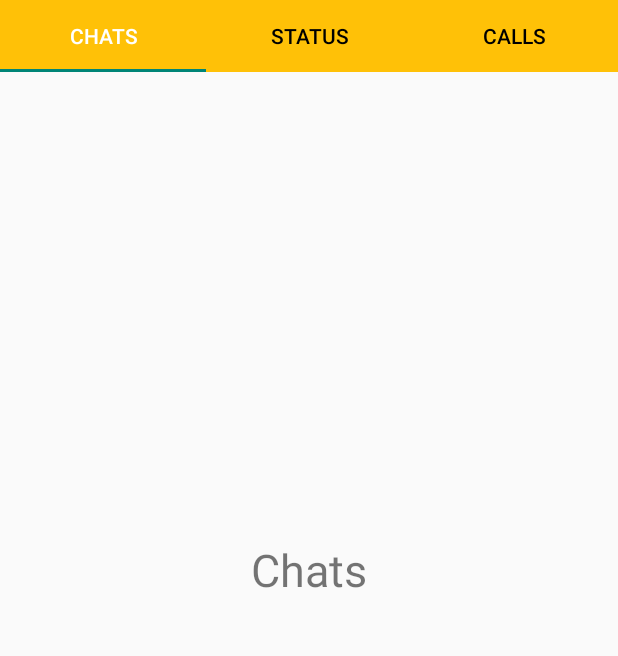
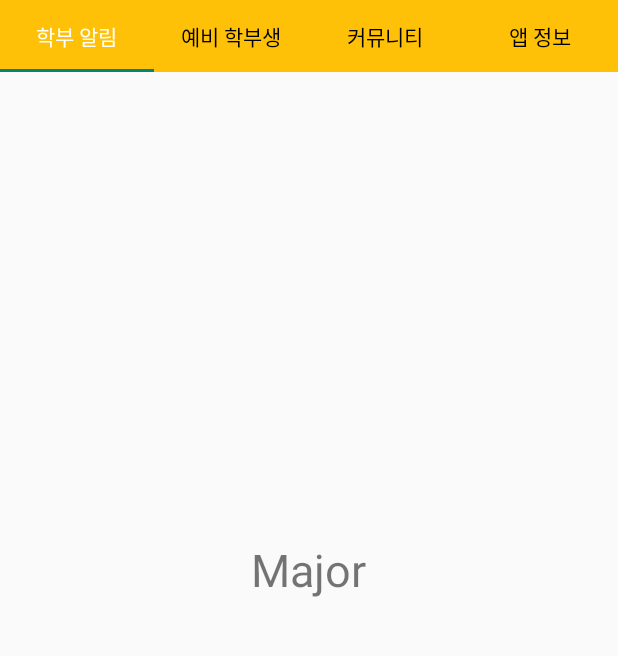
Before and after one commit to solsol0609/First_CSW_R, an Android app: the screen it shows after launch (MainActivity), on a phone screen of 412 x 824 dp, the part 168-824 px from its top. Run offline under Robolectric (Android 15) with nearby library versions, the phone set to English and light mode, and no system bars; 1 statement that could not run was skipped.

```diff
--- a/app/src/main/AndroidManifest.xml
+++ b/app/src/main/AndroidManifest.xml
@@ -1,6 +1,6 @@
 <?xml version="1.0" encoding="utf-8"?>
 <manifest xmlns:android="http://schemas.android.com/apk/res/android"
-  package="aeyoung.first.csw">
+  package="com.aeyoung.csw">
 
   <application
     android:allowBackup="true"
@@ -9,7 +9,7 @@
     android:roundIcon="@mipmap/ic_launcher_round"
     android:supportsRtl="true"
     android:theme="@style/AppTheme">
-    <activity android:name="aeyoung.first.csw.MainActivity">
+    <activity android:name="com.aeyoung.csw.MainActivity">
       <intent-filter>
         <action android:name="android.intent.action.MAIN" />
 
--- a/app/src/main/java/aeyoung/first/csw/StatusFragment.java
+++ b/app/src/main/java/com/aeyoung/csw/FresherFragment.java
@@ -1,4 +1,4 @@
-package aeyoung.first.csw;
+package com.aeyoung.csw;
 
 
 import android.os.Bundle;
@@ -11,20 +11,18 @@ import android.view.View;
 import android.view.ViewGroup;
 import android.widget.Toast;
 
-import aeyoung.first.csw.R;
-
 
 /**
  * A simple {@link Fragment} subclass.
  */
-public class StatusFragment extends Fragment {
+public class FresherFragment extends Fragment {
 
     @Override
     public View onCreateView(LayoutInflater inflater, ViewGroup container,
                              Bundle savedInstanceState) {
         // Inflate the layout for this fragment
         setHasOptionsMenu(true);
-        return inflater.inflate(R.layout.fragment_status, container, false);
+        return inflater.inflate(R.layout.fragment_fresher, container, false);
     }
 
     @Override
--- a/app/src/main/java/aeyoung/first/csw/MainActivity.java
+++ b/app/src/main/java/com/aeyoung/csw/MainActivity.java
@@ -1,4 +1,4 @@
-package aeyoung.first.csw;
+package com.aeyoung.csw;
 
 import android.os.Build;
 import android.os.Bundle;
@@ -9,17 +9,16 @@ import android.support.v4.view.ViewPager;
 import android.support.v7.app.AppCompatActivity;
 import android.support.v7.widget.Toolbar;
 
-import aeyoung.first.csw.R;
-
 public class MainActivity extends AppCompatActivity {
 
     Toolbar toolbar;
     TabLayout tabLayout;
     ViewPager viewPager;
     PageAdapter pageAdapter;
-    TabItem tabChats;
-    TabItem tabStatus;
-    TabItem tabCalls;
+    TabItem tabMajor;
+    TabItem tabFresher;
+    TabItem tabCommunity;
+	TabItem tabSettings;
 
     @Override
     protected void onCreate(Bundle savedInstanceState) {
@@ -27,13 +26,14 @@ public class MainActivity extends AppCompatActivity {
         setContentView(R.layout.activity_main);
 
         toolbar = findViewById(R.id.toolbar);
-        toolbar.setTitle(getResources().getString(R.string.app_name));
+        toolbar.setTitle(getResources().getString(R.string.main_title));
         setSupportActionBar(toolbar);
 
         tabLayout = findViewById(R.id.tablayout);
-        tabChats = findViewById(R.id.tabChats);
-        tabStatus = findViewById(R.id.tabStatus);
-        tabCalls = findViewById(R.id.tabCalls);
+        tabMajor = findViewById(R.id.tabMajor);
+        tabFresher = findViewById(R.id.tabFresher);
+        tabCommunity = findViewById(R.id.tabCommunity);
+		tabSettings = findViewById(R.id.tabSettings);
         viewPager = findViewById(R.id.viewPager);
 
         pageAdapter = new PageAdapter(getSupportFragmentManager(), tabLayout.getTabCount());
@@ -55,12 +55,21 @@ public class MainActivity extends AppCompatActivity {
                     }
                 } else if (tab.getPosition() == 2) {
                     toolbar.setBackgroundColor(ContextCompat.getColor(MainActivity.this,
-                            android.R.color.darker_gray));
+                            R.color.tab_community));
                     tabLayout.setBackgroundColor(ContextCompat.getColor(MainActivity.this,
-                            android.R.color.darker_gray));
+                            R.color.tab_community));
                     if (Build.VERSION.SDK_INT >= Build.VERSION_CODES.LOLLIPOP) {
                         getWindow().setStatusBarColor(ContextCompat.getColor(MainActivity.this,
-                                android.R.color.darker_gray));
+                                R.color.tab_community));
+                    }
+                } else if (tab.getPosition() == 3) {
+                    toolbar.setBackgroundColor(ContextCompat.getColor(MainActivity.this,
+                            R.color.tab_settings));
+                    tabLayout.setBackgroundColor(ContextCompat.getColor(MainActivity.this,
+                            R.color.tab_settings));
+                    if (Build.VERSION.SDK_INT >= Build.VERSION_CODES.LOLLIPOP) {
+                        getWindow().setStatusBarColor(ContextCompat.getColor(MainActivity.this,
+                                R.color.tab_settings));
                     }
                 } else {
                     toolbar.setBackgroundColor(ContextCompat.getColor(MainActivity.this,
--- a/app/src/main/java/aeyoung/first/csw/ChatFragment.java
+++ b/app/src/main/java/com/aeyoung/csw/MajorFragment.java
@@ -1,4 +1,4 @@
-package aeyoung.first.csw;
+package com.aeyoung.csw;
 
 
 import android.os.Bundle;
@@ -11,20 +11,18 @@ import android.view.View;
 import android.view.ViewGroup;
 import android.widget.Toast;
 
-import aeyoung.first.csw.R;
-
 
 /**
  * A simple {@link Fragment} subclass.
  */
-public class ChatFragment extends Fragment {
+public class MajorFragment extends Fragment {
 
     @Override
     public View onCreateView(LayoutInflater inflater, ViewGroup container,
                              Bundle savedInstanceState) {
         // Inflate the layout for this fragment
         setHasOptionsMenu(true);
-        return inflater.inflate(R.layout.fragment_chat, container, false);
+        return inflater.inflate(R.layout.fragment_major, container, false);
     }
 
     @Override
--- a/app/src/main/java/aeyoung/first/csw/PageAdapter.java
+++ b/app/src/main/java/com/aeyoung/csw/PageAdapter.java
@@ -1,4 +1,4 @@
-package aeyoung.first.csw;
+package com.aeyoung.csw;
 
 import android.support.v4.app.Fragment;
 import android.support.v4.app.FragmentManager;
@@ -21,11 +21,13 @@ public class PageAdapter extends FragmentPagerAdapter {
     public Fragment getItem(int position) {
         switch (position) {
             case 0:
-                return new ChatFragment();
+                return new MajorFragment();
             case 1:
-                return new StatusFragment();
+                return new FresherFragment();
             case 2:
-                return new CallFragment();
+                return new CommunityFragment();
+            case 3:
+                return new SettingsFragment();
             default:
                 return null;
         }
--- a/app/src/main/res/layout/activity_main.xml
+++ b/app/src/main/res/layout/activity_main.xml
@@ -5,7 +5,7 @@
   android:layout_width="match_parent"
   android:layout_height="match_parent"
   android:orientation="vertical"
-  tools:context="aeyong.first.csw.aeyoung.codingdemos.tablayout.MainActivity">
+  tools:context="com.aeyoung.csw.MainActivity">
 
   <android.support.v7.widget.Toolbar
     android:id="@+id/toolbar"
@@ -26,22 +26,28 @@
     app:tabTextColor="@android:color/black">
 
     <android.support.design.widget.TabItem
-      android:id="@+id/tabChats"
+      android:id="@+id/tabMajor"
       android:layout_width="wrap_content"
       android:layout_height="wrap_content"
-      android:text="Chats" />
+      android:text="@string/tab_major" />
 
     <android.support.design.widget.TabItem
-      android:id="@+id/tabStatus"
+      android:id="@+id/tabFresher"
       android:layout_width="wrap_content"
       android:layout_height="wrap_content"
-      android:text="Status" />
+      android:text="@string/tab_fresher" />
 
     <android.support.design.widget.TabItem
-      android:id="@+id/tabCalls"
+      android:id="@+id/tabCommunity"
       android:layout_width="wrap_content"
       android:layout_height="wrap_content"
-      android:text="Calls" />
+      android:text="@string/tab_community" />
+
+    <android.support.design.widget.TabItem
+        android:id="@+id/tabSettings"
+        android:layout_width="wrap_content"
+        android:layout_height="wrap_content"
+        android:text="@string/tab_settings" />
 
   </android.support.design.widget.TabLayout>
 
--- a/app/src/main/res/layout/fragment_status.xml
+++ b/app/src/main/res/layout/fragment_community.xml
@@ -2,14 +2,14 @@
   xmlns:tools="http://schemas.android.com/tools"
   android:layout_width="match_parent"
   android:layout_height="match_parent"
-  tools:context="aeyong.first.csw.aeyoung.codingdemos.tablayout.StatusFragment">
+  tools:context="com.aeyoung.csw.CommunityFragment">
 
   <!-- TODO: Update blank fragment layout -->
   <TextView
     android:layout_width="wrap_content"
     android:layout_height="wrap_content"
     android:layout_gravity="center_vertical|center_horizontal"
-    android:text="Status"
+    android:text="Community"
     android:textSize="30sp" />
 
 </FrameLayout>
--- a/app/src/main/res/layout/fragment_call.xml
+++ b/app/src/main/res/layout/fragment_fresher.xml
@@ -2,14 +2,14 @@
   xmlns:tools="http://schemas.android.com/tools"
   android:layout_width="match_parent"
   android:layout_height="match_parent"
-  tools:context="aeyong.first.csw.aeyoung.codingdemos.tablayout.CallFragment">
+  tools:context="com.aeyoung.csw.FresherFragment">
 
   <!-- TODO: Update blank fragment layout -->
   <TextView
     android:layout_width="wrap_content"
     android:layout_height="wrap_content"
     android:layout_gravity="center_vertical|center_horizontal"
-    android:text="Calls"
+    android:text="Fresher"
     android:textSize="30sp" />
 
 </FrameLayout>
--- a/app/src/main/res/layout/fragment_chat.xml
+++ b/app/src/main/res/layout/fragment_major.xml
@@ -2,14 +2,14 @@
   xmlns:tools="http://schemas.android.com/tools"
   android:layout_width="match_parent"
   android:layout_height="match_parent"
-  tools:context="aeyong.first.csw.aeyoung.codingdemos.tablayout.ChatFragment">
+  tools:context="com.aeyoung.csw.MajorFragment">
 
   <!-- TODO: Update blank fragment layout -->
   <TextView
     android:layout_width="wrap_content"
     android:layout_height="wrap_content"
     android:layout_gravity="center_vertical|center_horizontal"
-    android:text="Chats"
+    android:text="Major"
     android:textSize="30sp" />
 
 </FrameLayout>
--- a/app/src/main/res/values/colors.xml
+++ b/app/src/main/res/values/colors.xml
@@ -3,4 +3,8 @@
   <color name="colorPrimary">#FFC107</color>
   <color name="colorPrimaryDark">#FFA000</color>
   <color name="colorAccent">#009688</color>
+
+  <!--Tab Color -->
+  <color name="tab_community">#1FF258</color>
+  <color name="tab_settings">#1FDDF2</color>
 </resources>
--- a/app/src/main/res/values/strings.xml
+++ b/app/src/main/res/values/strings.xml
@@ -1,6 +1,16 @@
 <resources>
-  <string name="app_name">Tablayout</string>
+    <!-- 앱 이름 -->
+    <string name="app_name">Tablayout</string>
 
-  <!-- TODO: Remove or change this placeholder text -->
-  <string name="hello_blank_fragment">Hello blank fragment</string>
+    <!--메인 화면 탭 부분 제목 -->
+    <string name="main_title">IT 융합학부</string>
+
+    <!-- TODO: Remove or change this placeholder text -->
+    <string name="hello_blank_fragment">Hello blank fragment</string>
+
+    <!-- Tab Menu -->
+    <string name="tab_major">학부 알림</string>
+    <string name="tab_fresher">예비 학부생</string>
+    <string name="tab_community">커뮤니티</string>
+    <string name="tab_settings">앱 정보</string>
 </resources>
```
Also changed, not shown: app/build.gradle (+4 -4 lines), app/src/main/java/com/aeyoung/csw/CommunityFragment.java (renamed from app/src/main/java/aeyoung/first/csw/CallFragment.java, +3 -5 lines), app/src/main/java/com/aeyoung/csw/SettingsFragment.java (added, +41 -0 lines), app/src/main/res/layout/fragment_settings.xml (added, +15 -0 lines), gradle/wrapper/gradle-wrapper.properties, 4 other files.
